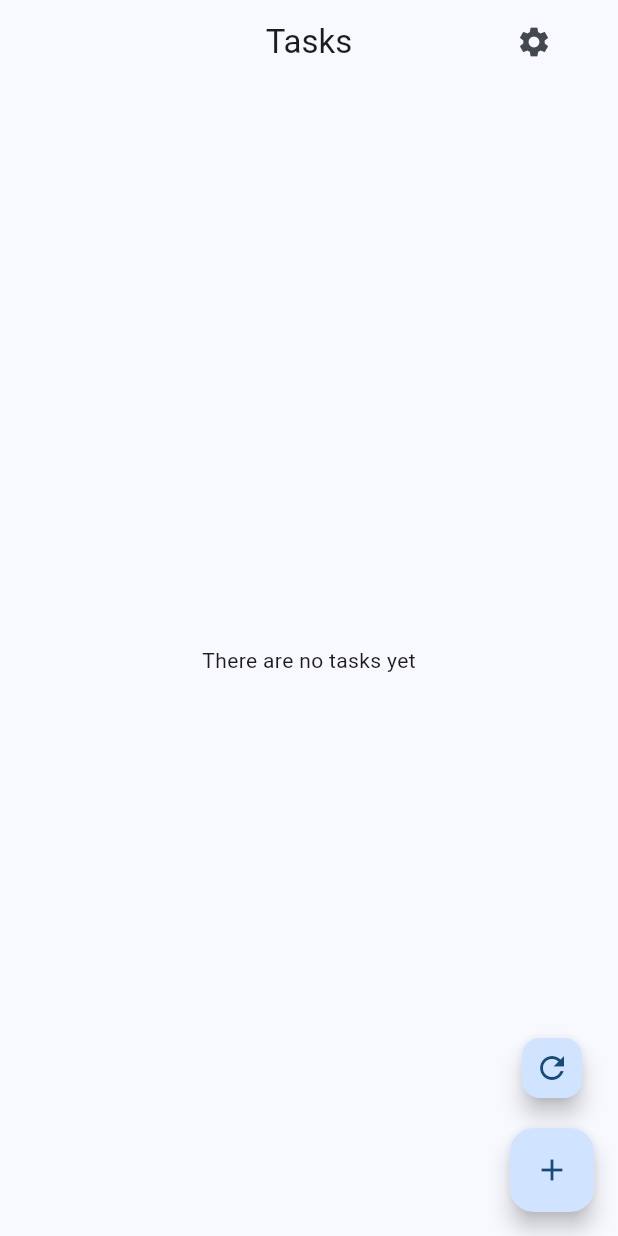
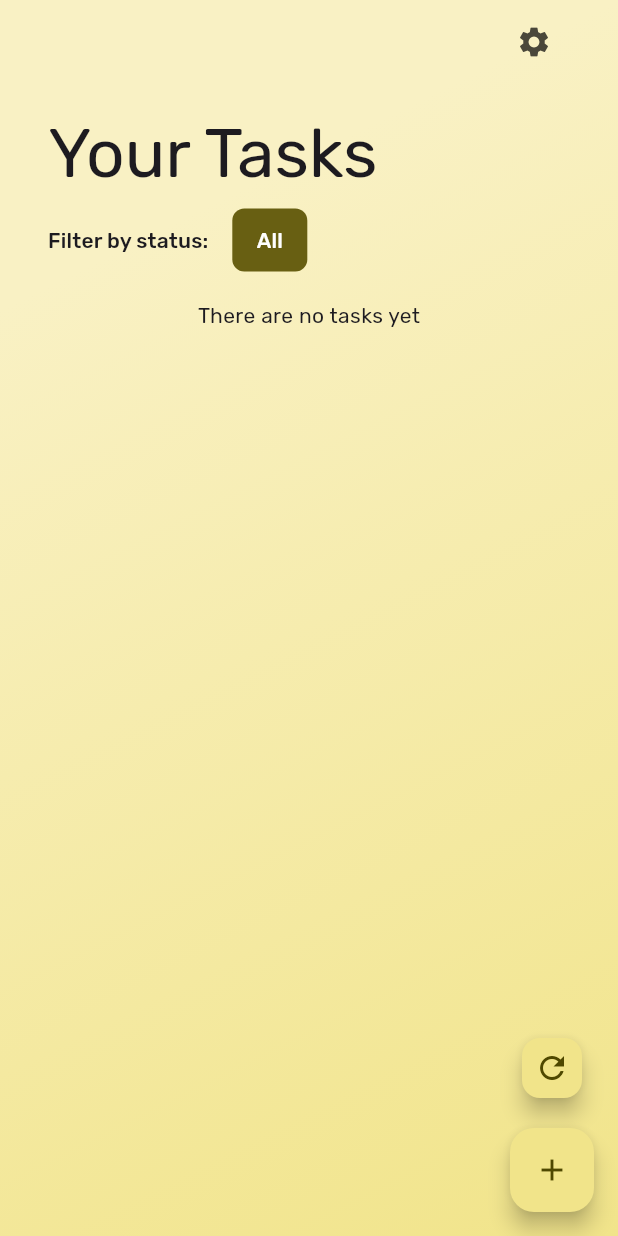
Before and after one commit to OthavioH/secure_task_manager, a Flutter app: the UserTasksScreen screen opened by its route, on a phone screen of 412 x 824 dp. Run offline on Flutter 3.47's test engine with Material 3 defaults, Android fonts, the light colour scheme and no system bars; our stand-ins replace dio, flutter_dotenv, flutter_riverpod, go_router, google_fonts, shared_preferences; accounts and stored records are empty.

Commit message:
:lipstick: style: changes app theme

```diff
--- /dev/null
+++ b/frontend/devtools_options.yaml
@@ -0,0 +1,3 @@
+description: This file stores settings for Dart & Flutter DevTools.
+documentation: https://docs.flutter.dev/tools/devtools/extensions#configure-extension-enablement-states
+extensions:
--- a/frontend/lib/features/auth/presentation/views/login_screen/login_screen.dart
+++ b/frontend/lib/features/auth/presentation/views/login_screen/login_screen.dart
@@ -132,7 +132,9 @@ class _LoginScreenState extends ConsumerState<LoginScreen> {
                   FilledButton(
                     onPressed: isLoading ? null : () => onSubmit(ref),
                     child: isLoading
-                        ? const CircularProgressIndicator()
+                        ? CircularProgressIndicator(
+                            padding: EdgeInsets.all(8),
+                          )
                         : const Text('Login'),
                   ),
                   const SizedBox(height: 16),
@@ -140,7 +142,7 @@ class _LoginScreenState extends ConsumerState<LoginScreen> {
                     onPressed: () async {
                       final hasCreatedAccount = await context.push<bool>(UserRoutes.createAccountRoute);
 
-                      if(hasCreatedAccount == true) {
+                      if (hasCreatedAccount == true) {
                         resetForm();
                       }
                     },
--- /dev/null
+++ b/frontend/lib/features/task/presentation/views/user_tasks_screen/controllers/tasks_status_controller.dart
@@ -0,0 +1,31 @@
+import 'package:flutter_riverpod/flutter_riverpod.dart';
+import 'package:simple_rpg_system/features/task/presentation/views/create_task_modal/controllers/task_status_provider.dart';
+import 'package:simple_rpg_system/features/task/presentation/views/user_tasks_screen/controllers/task_status_state.dart';
+import 'package:simple_rpg_system/features/task_status/domain/models/task_status.dart';
+
+final tasksStatusControllerProvider = NotifierProvider.autoDispose<TasksStatusController, TaskStatusState>(TasksStatusController.new);
+
+class TasksStatusController extends AutoDisposeNotifier<TaskStatusState> {
+  @override
+  TaskStatusState build() {
+    fetchStatuses();
+    return TaskStatusState.initial();
+  }
+
+  void fetchStatuses() async {
+    final statuses = await ref.watch(taskStatusProvider.future);
+    state = state.copyWith(statuses: statuses);
+  }
+
+  void toggleStatus(TaskStatus status) {
+    if (state.selectedStatus?.id == status.id) {
+      state = state.resetSelectedStatus();
+    } else {
+      state = state.copyWith(selectedStatus: status);
+    }
+  }
+
+  void selectAllStatuses() {
+    state = state.resetSelectedStatus();
+  }
+}
--- a/frontend/lib/features/task/presentation/views/user_tasks_screen/user_tasks_screen.dart
+++ b/frontend/lib/features/task/presentation/views/user_tasks_screen/user_tasks_screen.dart
@@ -3,10 +3,14 @@ import 'dart:developer';
 import 'package:flutter/material.dart';
 import 'package:flutter_riverpod/flutter_riverpod.dart';
 import 'package:go_router/go_router.dart';
+import 'package:simple_rpg_system/core/utils/size_utils.dart';
 import 'package:simple_rpg_system/features/task/domain/models/task_model.dart';
 import 'package:simple_rpg_system/features/task/presentation/views/create_task_modal/create_task_modal.dart';
+import 'package:simple_rpg_system/features/task/presentation/views/user_tasks_screen/controllers/tasks_status_controller.dart';
 import 'package:simple_rpg_system/features/task/presentation/views/user_tasks_screen/controllers/user_tasks_controller.dart';
 import 'package:simple_rpg_system/features/task/presentation/widgets/task_item.dart';
+import 'package:simple_rpg_system/features/task/presentation/widgets/task_status_filter_all.dart';
+import 'package:simple_rpg_system/features/task/presentation/widgets/task_status_filter_item.dart';
 
 class UserTasksScreen extends ConsumerStatefulWidget {
   const UserTasksScreen({super.key});
@@ -42,9 +46,29 @@ class _UserTasksScreenState extends ConsumerState<UserTasksScreen> {
     );
 
     final userTaskState = ref.watch(userTasksControllerProvider);
-    return Scaffold(
+    return DecoratedBox(
+      decoration: BoxDecoration(
+        gradient: LinearGradient(
+          begin: Alignment.topLeft,
+          end: Alignment.bottomRight,
+          colors: [
+            Color.lerp(
+              Theme.of(context).colorScheme.surface,
+              Theme.of(context).colorScheme.primaryContainer,
+              0.4,
+            )!,
+            Theme.of(context).colorScheme.primaryContainer,
+          ],
+          stops: [
+            0.2,
+            1,
+          ],
+        ),
+      ),
+      child: Scaffold(
+        backgroundColor: Colors.transparent,
         appBar: AppBar(
-        title: Text('Tasks'),
+          backgroundColor: Colors.transparent,
           actions: [
             IconButton(
               icon: Icon(Icons.settings),
@@ -80,15 +104,58 @@ class _UserTasksScreenState extends ConsumerState<UserTasksScreen> {
 
                 if (createdTask == null || createdTask is! TaskModel) return;
 
-              ref
-                  .read(userTasksControllerProvider.notifier)
-                  .addTask(createdTask);
+                ref.read(userTasksControllerProvider.notifier).addTask(createdTask);
               },
               child: Icon(Icons.add),
             ),
           ],
         ),
-      body: userTaskState.when(
+        body: Padding(
+          padding: EdgeInsets.symmetric(
+            horizontal: SizeUtils.kHorizontalPadding,
+            vertical: SizeUtils.kVerticalPadding,
+          ),
+          child: Column(
+            crossAxisAlignment: CrossAxisAlignment.start,
+            children: [
+              Text(
+                'Your Tasks',
+                style: Theme.of(context).textTheme.displayMedium,
+              ),
+              const SizedBox(height: 8),
+
+              Row(
+                crossAxisAlignment: CrossAxisAlignment.center,
+                children: [
+                  Text(
+                    'Filter by status:',
+                    style: Theme.of(context).textTheme.titleSmall,
+                  ),
+                  const SizedBox(width: 16),
+                  Wrap(
+                    runSpacing: 8,
+                    spacing: 8,
+                    children: [
+                      TaskStatusFilterAll(
+                        isSelected: ref.watch(tasksStatusControllerProvider).selectedStatus == null,
+                        onSelect: ref.read(tasksStatusControllerProvider.notifier).selectAllStatuses,
+                      ),
+                      ...ref
+                          .watch(tasksStatusControllerProvider)
+                          .statuses
+                          .map(
+                            (status) => TaskStatusFilterItem(
+                              status: status,
+                              isSelected: ref.watch(tasksStatusControllerProvider).selectedStatus == status,
+                              onTap: ref.read(tasksStatusControllerProvider.notifier).toggleStatus,
+                            ),
+                          ),
+                    ],
+                  ),
+                ],
+              ),
+              const SizedBox(height: 16),
+              userTaskState.when(
                 loading: () => Center(child: CircularProgressIndicator()),
                 error: (error, stackTrace) {
                   return Center(
@@ -101,27 +168,24 @@ class _UserTasksScreenState extends ConsumerState<UserTasksScreen> {
                       child: Text('There are no tasks yet'),
                     );
                   }
-          return ListView.separated(
-            itemCount: data.length,
-            separatorBuilder: (context, index) => const SizedBox(height: 16),
-            itemBuilder: (context, index) {
-              final task = data[index];
-              return TaskItem(
+                  return Wrap(
+                    spacing: 8,
+                    runSpacing: 8,
+                    children: data
+                        .map(
+                          (task) => TaskItem(
                             task: task,
-                onDelete: (taskId) {
-                  ref
-                      .read(userTasksControllerProvider.notifier)
-                      .deleteTask(taskId);
-                },
-                onUpdate: (updatedTask) {
-                  ref
-                      .read(userTasksControllerProvider.notifier)
-                      .updateTask(updatedTask);
-                },
+                            onDelete: ref.read(userTasksControllerProvider.notifier).deleteTask,
+                            onUpdate: ref.read(userTasksControllerProvider.notifier).updateTask,
+                          ),
+                        )
+                        .toList(),
                   );
                 },
-          );
-        },
+              ),
+            ],
+          ),
+        ),
       ),
     );
   }
--- /dev/null
+++ b/frontend/lib/features/task/presentation/widgets/task_status_filter_all.dart
@@ -0,0 +1,26 @@
+import 'package:flutter/material.dart';
+
+class TaskStatusFilterAll extends StatelessWidget {
+  final bool isSelected;
+  final VoidCallback? onSelect;
+
+  const TaskStatusFilterAll({
+    required this.isSelected,
+    this.onSelect,
+    super.key,
+  });
+
+  @override
+  Widget build(BuildContext context) {
+    if (isSelected) {
+      return FilledButton(
+        onPressed: onSelect,
+        child: Text("All"),
+      );
+    }
+    return OutlinedButton(
+      onPressed: onSelect,
+      child: Text("All"),
+    );
+  }
+}
--- /dev/null
+++ b/frontend/lib/features/task/presentation/widgets/task_status_filter_item.dart
@@ -0,0 +1,29 @@
+import 'package:flutter/material.dart';
+import 'package:simple_rpg_system/features/task_status/domain/models/task_status.dart';
+
+class TaskStatusFilterItem extends StatelessWidget {
+  final TaskStatus status;
+  final bool isSelected;
+  final Function(TaskStatus status)? onTap;
+
+  const TaskStatusFilterItem({
+    required this.status,
+    required this.isSelected,
+    this.onTap,
+    super.key,
+  });
+
+  @override
+  Widget build(BuildContext context) {
+    if (isSelected) {
+      return FilledButton(
+        onPressed: onTap != null ? () => onTap!(status) : null,
+        child: Text(status.name),
+      );
+    }
+    return OutlinedButton(
+      onPressed: onTap != null ? () => onTap!(status) : null,
+      child: Text(status.name),
+    );
+  }
+}
--- a/frontend/lib/features/user/presentation/views/create_account_screen/create_account_screen.dart
+++ b/frontend/lib/features/user/presentation/views/create_account_screen/create_account_screen.dart
@@ -9,8 +9,7 @@ class CreateAccountScreen extends ConsumerStatefulWidget {
   const CreateAccountScreen({super.key});
 
   @override
-  ConsumerState<CreateAccountScreen> createState() =>
-      _CreateAccountScreenState();
+  ConsumerState<CreateAccountScreen> createState() => _CreateAccountScreenState();
 }
 
 class _CreateAccountScreenState extends ConsumerState<CreateAccountScreen> {
@@ -119,9 +118,7 @@ class _CreateAccountScreenState extends ConsumerState<CreateAccountScreen> {
                       labelText: 'Password',
                       suffixIcon: IconButton(
                         icon: Icon(
-                          hidePassword
-                              ? Icons.visibility
-                              : Icons.visibility_off,
+                          hidePassword ? Icons.visibility : Icons.visibility_off,
                         ),
                         onPressed: () {
                           setState(() {
@@ -149,9 +146,7 @@ class _CreateAccountScreenState extends ConsumerState<CreateAccountScreen> {
                       labelText: 'Confirm password',
                       suffixIcon: IconButton(
                         icon: Icon(
-                          hideConfirmPassword
-                              ? Icons.visibility
-                              : Icons.visibility_off,
+                          hideConfirmPassword ? Icons.visibility : Icons.visibility_off,
                         ),
                         onPressed: () {
                           setState(() {
@@ -180,7 +175,9 @@ class _CreateAccountScreenState extends ConsumerState<CreateAccountScreen> {
                   FilledButton(
                     onPressed: isLoading ? null : () => onSubmit(),
                     child: isLoading
-                        ? const CircularProgressIndicator()
+                        ? CircularProgressIndicator(
+                            padding: EdgeInsets.all(8),
+                          )
                         : const Text('Create account'),
                   ),
                 ],
--- a/frontend/lib/main.dart
+++ b/frontend/lib/main.dart
@@ -6,6 +6,7 @@ import 'package:simple_rpg_system/theme/app_theme.dart';
 import 'package:flutter_riverpod/flutter_riverpod.dart';
 
 void main() async {
+  WidgetsFlutterBinding.ensureInitialized();
   runApp(
     MaterialApp(
       title: 'Secure Task Manager',
--- /dev/null
+++ b/frontend/lib/theme/app_text_theme.dart
@@ -0,0 +1,13 @@
+
+import 'package:flutter/material.dart';
+import 'package:google_fonts/google_fonts.dart';
+
+class AppTextTheme {
+
+  static TextTheme get lightTextTheme => GoogleFonts.rubikTextTheme(
+    ThemeData.light().textTheme,
+  );
+  static TextTheme get darkTextTheme => GoogleFonts.rubikTextTheme(
+    ThemeData.dark().textTheme,
+  );
+}
--- a/frontend/pubspec.yaml
+++ b/frontend/pubspec.yaml
@@ -13,6 +13,7 @@ dependencies:
   flutter_dotenv: ^6.0.0
   flutter_riverpod: ^2.6.1
   go_router: ^16.2.1
+  google_fonts: ^6.3.1
   shared_preferences: ^2.5.3
 
 dev_dependencies:
```
Also changed, not shown: frontend/lib/features/task/presentation/views/user_tasks_screen/controllers/task_status_state.dart (added, +35 -0 lines), frontend/lib/features/task/presentation/widgets/task_item.dart (+34 -9 lines), frontend/lib/theme/app_filled_button_styles.dart (added, +23 -0 lines), frontend/lib/theme/app_icon_button_styles.dart (added, +26 -0 lines), frontend/lib/theme/app_outlined_button_styles.dart (added, +55 -0 lines), frontend/lib/theme/app_theme.dart (+24 -11 lines), frontend/pubspec.lock, 2 other files. Lines whose indentation alone changed are shown as unchanged.
